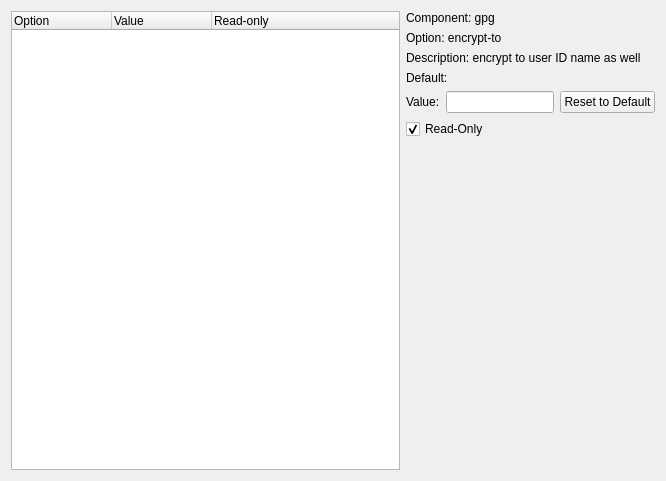
Qt form kleoadmin/mainwidget.ui (sensama/kleopatra) before a commit.
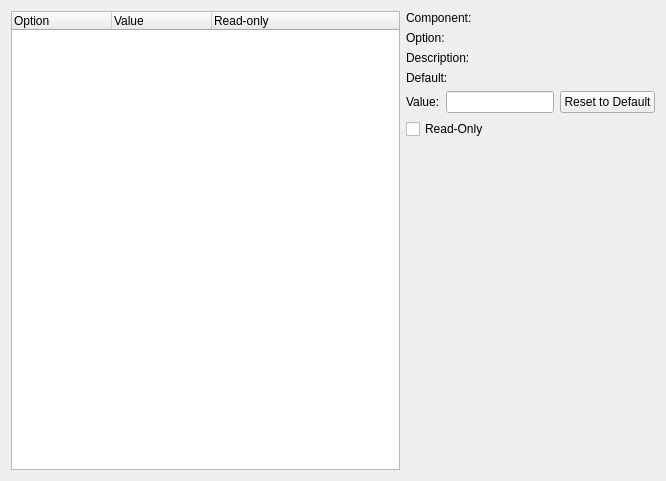
The same form after that commit.

Commit message: read options and fill the tree

Patch:
```diff
--- a/kleoadmin/mainwidget.ui
+++ b/kleoadmin/mainwidget.ui
@@ -35,14 +35,14 @@
    <item row="0" column="1" colspan="2" >
     <widget class="QLabel" name="label_2" >
      <property name="text" >
-      <string>Component: gpg</string>
+      <string>Component:</string>
      </property>
     </widget>
    </item>
    <item row="1" column="1" >
     <widget class="QLabel" name="label_3" >
      <property name="text" >
-      <string>Option: encrypt-to</string>
+      <string>Option:</string>
      </property>
      <property name="textFormat" >
       <enum>Qt::PlainText</enum>
@@ -52,7 +52,7 @@
    <item row="2" column="1" colspan="2" >
     <widget class="QLabel" name="label_6" >
      <property name="text" >
-      <string>Description: encrypt to user ID name as well</string>
+      <string>Description:</string>
      </property>
     </widget>
    </item>
@@ -94,7 +94,7 @@
       <string>Read-Only</string>
      </property>
      <property name="checked" >
-      <bool>true</bool>
+      <bool>false</bool>
      </property>
     </widget>
    </item>
```
Left out of the diff: 12 changed lines with no effect on the pictures. The commit also changes 3 other files.
